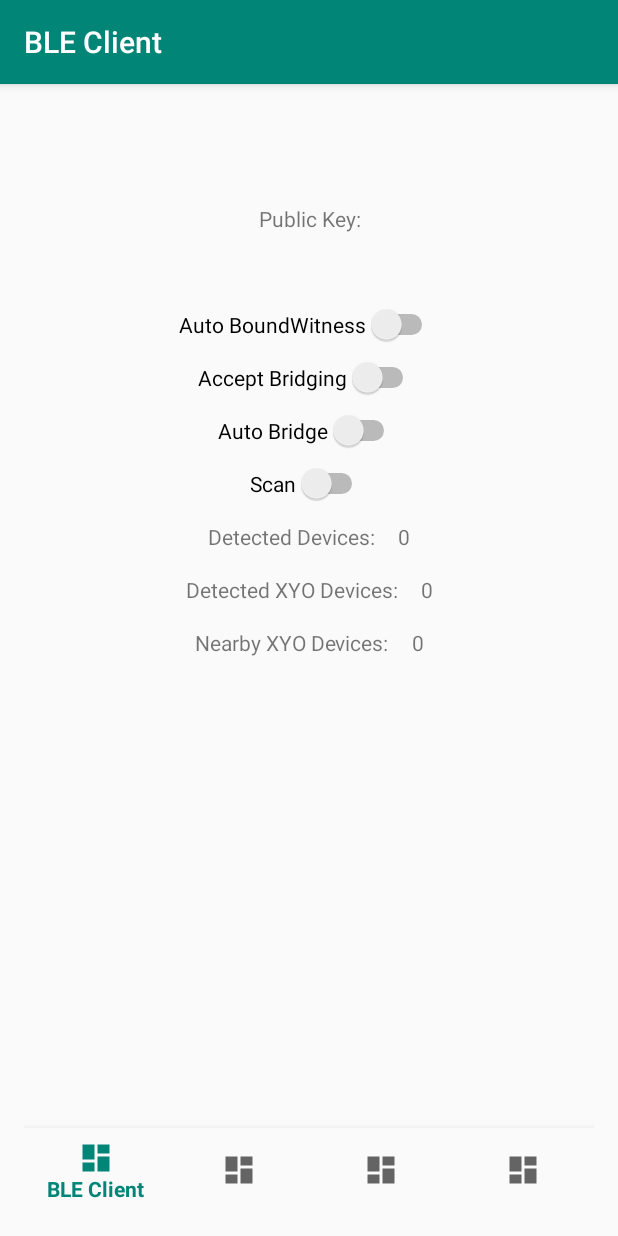
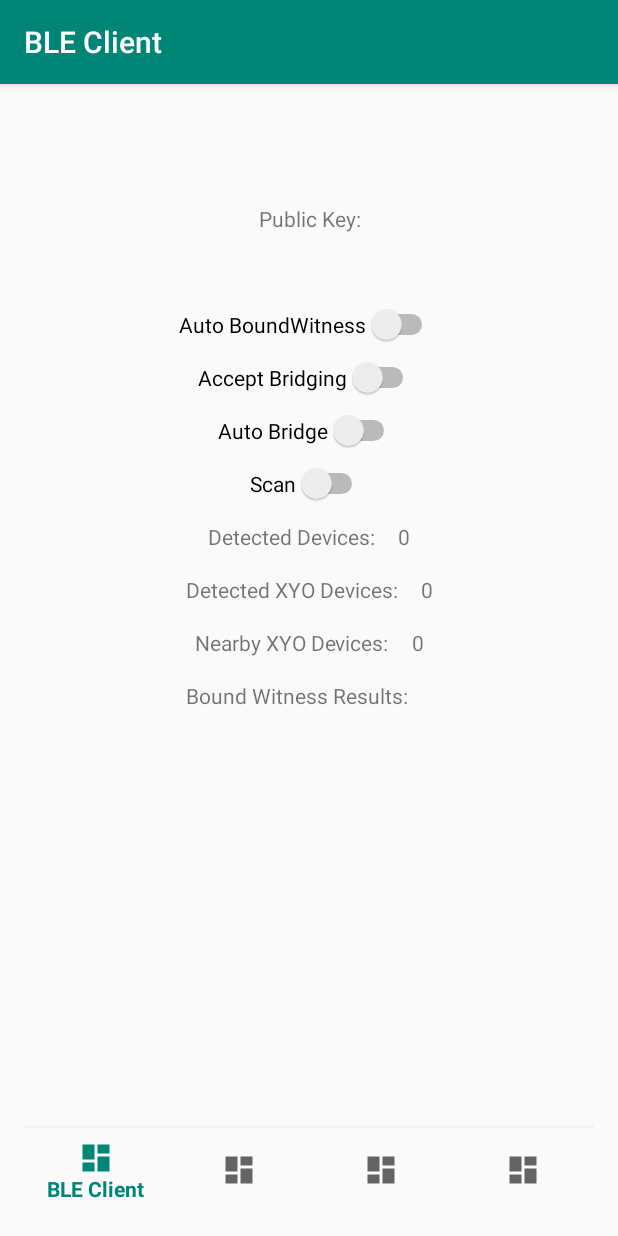
Before and after one commit to XYOracleNetwork-v1/sdk-xyo-android, an Android app: the screen it shows after launch (MainActivity), on a phone screen of 412 x 824 dp. Run offline under Robolectric (Android 15) with nearby library versions, the phone set to English and light mode, and no system bars; our stand-ins replace navigation-ui; libraries missing offline, so code that uses them is left out: network.xyo.sdkcorekotlin, network.xyo.sdkobjectmodelkotlin; 11 statements that could not run were skipped.

Commit message:
update dependencies, add bound witness header, add device logs

```diff
--- a/build.gradle
+++ b/build.gradle
@@ -19,7 +19,7 @@ buildscript {
     }
 
     dependencies {
-        classpath 'com.android.tools.build:gradle:3.6.3'
+        classpath 'com.android.tools.build:gradle:4.0.0'
         classpath "org.jetbrains.kotlin:kotlin-gradle-plugin:1.3.71"
         classpath 'com.jfrog.bintray.gradle:gradle-bintray-plugin:1.8.4'
         classpath "com.github.dcendents:android-maven-gradle-plugin:2.1"
--- a/xyo-android-library/build.gradle
+++ b/xyo-android-library/build.gradle
@@ -150,11 +150,11 @@ ktlint {
 
 dependencies {
     implementation fileTree(dir: 'libs', include: ['*.jar'])
-    implementation "org.jetbrains.kotlin:kotlin-stdlib-jdk8:1.3.61"
+    implementation "org.jetbrains.kotlin:kotlin-stdlib-jdk8:1.3.72"
     implementation "org.jetbrains.kotlin:kotlin-reflect:1.3.72"
     implementation "org.jetbrains.kotlinx:kotlinx-coroutines-core:1.3.3"
     implementation 'androidx.appcompat:appcompat:1.1.0'
-    implementation 'androidx.core:core-ktx:1.2.0'
+    implementation 'androidx.core:core-ktx:1.3.0'
     implementation 'network.xyo:sdk-base-android:2.1.288'
     implementation 'network.xyo:sdk-ble-android:3.1.1145'
     implementation 'network.xyo:sdk-core-kotlin:3.0.44'
--- a/xyo-android-library/src/main/java/network/xyo/sdk/XyoBleClient.kt
+++ b/xyo-android-library/src/main/java/network/xyo/sdk/XyoBleClient.kt
@@ -69,6 +69,8 @@ class XyoBleClient(
 //        override fun onStart
         override fun entered(device: XYBluetoothDevice) {
             val tag = "TAG "
+            val tag2 = "constructor? "
+            Log.i(tag2, super.entered(device).toString())
             super.entered(device)
             deviceCount++
             Log.i(tag,"Xyo Device Entered: ${device.id}")
--- a/xyo-android-sample/src/main/java/network/xyo/sdk/sample/MainActivity.kt
+++ b/xyo-android-sample/src/main/java/network/xyo/sdk/sample/MainActivity.kt
@@ -67,9 +67,9 @@ class MainActivity : AppCompatActivity() {
     private fun setupNodeAndUI () = GlobalScope.launch {
             // initializeXyoSimpleWithGps()
             // initializeXyoSimple()
-            // initializeXyoBleClientOnly()
+             initializeXyoBleClientOnly()
             // initializeXyoBleServerOnly()
-        initializeXyoBleOnly()
+//        initializeXyoBleOnly()
         ui {
 
             setContentView(R.layout.activity_main)
@@ -162,6 +162,7 @@ class MainActivity : AppCompatActivity() {
 
     private suspend fun initializeXyoBleOnly() {
         val builder = XyoNodeBuilder()
+        val tag = "TAG: "
         node = builder.build(this)
         (node.networks["tcpip"] as? XyoTcpIpNetwork)?.let { network ->
             network.client.autoBridge = false
--- a/xyo-android-sample/src/main/java/network/xyo/sdk/sample/ui/ble_client/BleClientFragment.kt
+++ b/xyo-android-sample/src/main/java/network/xyo/sdk/sample/ui/ble_client/BleClientFragment.kt
@@ -1,5 +1,6 @@
 package network.xyo.sdk.sample.ui.ble_client
 
+import android.util.Log
 import android.content.Context
 import android.os.Bundle
 import android.view.LayoutInflater
@@ -63,6 +64,8 @@ class BleClientFragment : Fragment() {
     }
 
     private fun updateUI() {
+        val deviceCountTag = "Device Count from fragment "
+        val tag2 = "Nearby Device Count from fragment "
         ui {
             if (!(this@BleClientFragment.isDetached)) {
                 (XyoSdk.nodes[0].networks["ble"] as? XyoBleNetwork)?.let { network ->
@@ -88,9 +91,11 @@ class BleClientFragment : Fragment() {
 
                     deviceCount = network.client.deviceCount
                     xyoDeviceCount = network.client.xyoDeviceCount
+                    Log.i(deviceCountTag, xyoDeviceCount.toString())
                     nearbyXyoDeviceCount = network.client.nearbyXyoDeviceCount
                 }
                 detected_devices?.text = deviceCount.toString()
+                Log.i(tag2, deviceCount.toString())
                 detected_xyo_devices?.text = xyoDeviceCount.toString()
                 nearby_xyo_devices?.text = nearbyXyoDeviceCount.toString()
             }
--- a/xyo-android-sample/src/main/res/layout/fragment_ble_client.xml
+++ b/xyo-android-sample/src/main/res/layout/fragment_ble_client.xml
@@ -115,6 +115,24 @@
                 android:textAlignment="textStart"
                 android:text=""/>
         </LinearLayout>
+        <LinearLayout
+            android:layout_width="wrap_content"
+            android:layout_height="wrap_content"
+            android:orientation="horizontal">
+            <TextView
+                android:layout_width="wrap_content"
+                android:layout_height="wrap_content"
+                android:padding="8dp"
+                android:textAlignment="textEnd"
+                android:text="@string/bound_witness_results"/>
+            <TextView
+                android:id="@+id/bound_witness_results"
+                android:layout_width="wrap_content"
+                android:layout_height="wrap_content"
+                android:padding="8dp"
+                android:textAlignment="textStart"
+                android:text=""/>
+        </LinearLayout>
     </LinearLayout>
 
     <ScrollView
--- a/xyo-android-sample/src/main/res/values/strings.xml
+++ b/xyo-android-sample/src/main/res/values/strings.xml
@@ -13,4 +13,5 @@
     <string name="detected_devices">Detected Devices:</string>
     <string name="detected_xyo_devices">Detected XYO Devices:</string>
     <string name="nearby_xyo_devices">Nearby XYO Devices:</string>
+    <string name="bound_witness_results">Bound Witness Results:</string>
 </resources>
```
Also changed, not shown: xyo-android-sample/build.gradle (+4 -4 lines), gradle/wrapper/gradle-wrapper.properties, xyo-android-sample/gradle/wrapper/gradle-wrapper.properties, 1 other file.
